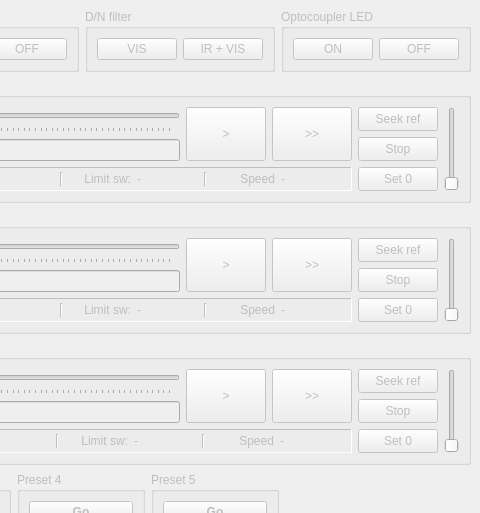
Above: src/gui_L087 (for C1_PRO_X18 camera)/gui.ui from Kurokesu/SCF4-SDK before the change; both pictures show x 394 to 874 and y 0 to 513 of the 874 by 668 pixel window. Below: the same form after it.
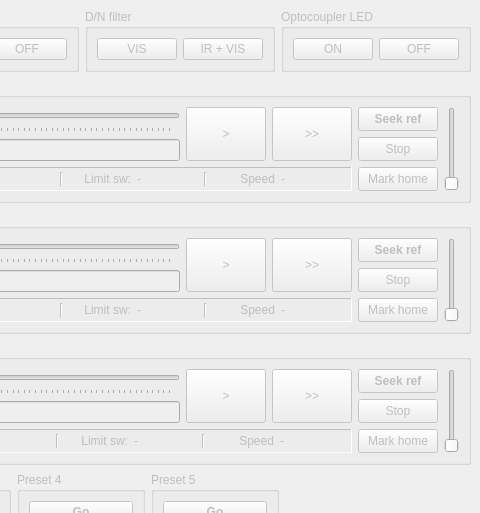
That is the form after the change. Icons and pictures are not drawn.

The edit to the form file:
```diff
--- a/src/gui_L087 (for C1_PRO_X18 camera)/gui.ui
+++ b/src/gui_L087 (for C1_PRO_X18 camera)/gui.ui
@@ -253,6 +253,12 @@
              <verstretch>0</verstretch>
             </sizepolicy>
            </property>
+           <property name="font">
+            <font>
+             <weight>75</weight>
+             <bold>true</bold>
+            </font>
+           </property>
            <property name="text">
             <string>Seek ref</string>
            </property>
@@ -280,7 +286,7 @@
             </sizepolicy>
            </property>
            <property name="text">
-            <string>Set 0</string>
+            <string>Mark home</string>
            </property>
           </widget>
          </item>
@@ -595,6 +601,12 @@
              <verstretch>0</verstretch>
             </sizepolicy>
            </property>
+           <property name="font">
+            <font>
+             <weight>75</weight>
+             <bold>true</bold>
+            </font>
+           </property>
            <property name="text">
             <string>Seek ref</string>
            </property>
@@ -622,7 +634,7 @@
             </sizepolicy>
            </property>
            <property name="text">
-            <string>Set 0</string>
+            <string>Mark home</string>
            </property>
           </widget>
          </item>
@@ -962,6 +974,12 @@
              <verstretch>0</verstretch>
             </sizepolicy>
            </property>
+           <property name="font">
+            <font>
+             <weight>75</weight>
+             <bold>true</bold>
+            </font>
+           </property>
            <property name="text">
             <string>Seek ref</string>
            </property>
@@ -989,7 +1007,7 @@
             </sizepolicy>
            </property>
            <property name="text">
-            <string>Set 0</string>
+            <string>Mark home</string>
            </property>
           </widget>
          </item>
```
